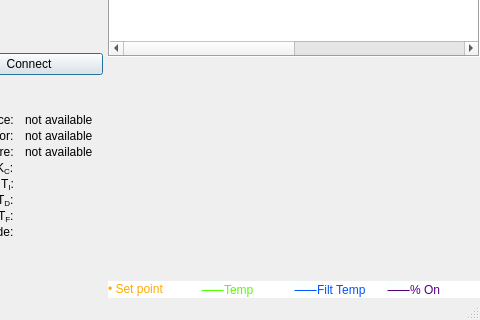
AnthonyA28/Qt-PWCL-test, file mainwindow.ui: the form before one commit; both pictures show x 140 to 620 and y 179 to 499 of the 620 by 499 pixel window.
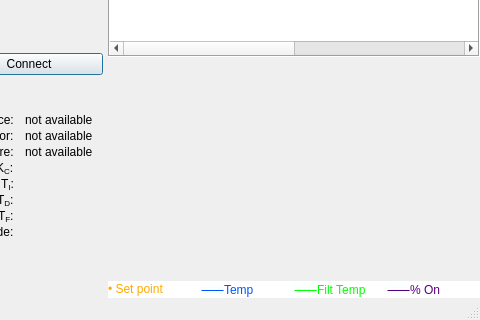
The form after the commit. Icons and pictures are not drawn. Custom widgets are drawn as their Qt base class.

Commit message: swapped the colors of temp and tempfilt

Patch:
```diff
--- a/mainwindow.ui
+++ b/mainwindow.ui
@@ -1019,7 +1019,7 @@
            <string notr="true">background-color: rgb(255, 255, 255);</string>
           </property>
           <property name="text">
-           <string>&lt;html&gt;&lt;head/&gt;&lt;body&gt;&lt;p&gt;&lt;span style=&quot; font-family:'Code2000,Arial Unicode MS,Lucida Sans Unicode'; font-size:9pt; color:#55ff00; background-color:#fbfffe;&quot;&gt;⸺&lt;/span&gt;&lt;span style=&quot; font-family:'arial unicode ms,Lucida Sans Unicode,sans-serif'; font-size:9pt; color:#55ff00; background-color:#ffffff;&quot;&gt;Temp&lt;/span&gt;&lt;/p&gt;&lt;/body&gt;&lt;/html&gt;</string>
+           <string>&lt;html&gt;&lt;head/&gt;&lt;body&gt;&lt;p&gt;&lt;span style=&quot; font-family:'Code2000,Arial Unicode MS,Lucida Sans Unicode'; font-size:9pt; color:#0055ff; background-color:#fbfffe;&quot;&gt;⸺&lt;/span&gt;&lt;span style=&quot; font-family:'arial unicode ms,Lucida Sans Unicode,sans-serif'; font-size:9pt; color:#0055ff; background-color:#ffffff;&quot;&gt;Temp&lt;/span&gt;&lt;/p&gt;&lt;/body&gt;&lt;/html&gt;</string>
           </property>
          </widget>
         </item>
@@ -1029,7 +1029,7 @@
            <string notr="true">background-color: rgb(255, 255, 255);</string>
           </property>
           <property name="text">
-           <string>&lt;html&gt;&lt;head/&gt;&lt;body&gt;&lt;p&gt;&lt;span style=&quot; font-family:'Code2000,Arial Unicode MS,Lucida Sans Unicode'; font-size:9pt; color:#0055ff; background-color:#fbfffe;&quot;&gt;⸺&lt;/span&gt;&lt;span style=&quot; font-family:'arial unicode ms,Lucida Sans Unicode,sans-serif'; font-size:9pt; color:#0055ff; background-color:#ffffff;&quot;&gt;Filt Temp &lt;/span&gt;&lt;/p&gt;&lt;/body&gt;&lt;/html&gt;</string>
+           <string>&lt;html&gt;&lt;head/&gt;&lt;body&gt;&lt;p&gt;&lt;span style=&quot; font-family:'Code2000,Arial Unicode MS,Lucida Sans Unicode'; font-size:9pt; color:#00ff00; background-color:#fbfffe;&quot;&gt;⸺&lt;/span&gt;&lt;span style=&quot; font-family:'arial unicode ms,Lucida Sans Unicode,sans-serif'; font-size:9pt; color:#00ff00; background-color:#ffffff;&quot;&gt;Filt Temp &lt;/span&gt;&lt;/p&gt;&lt;/body&gt;&lt;/html&gt;</string>
           </property>
          </widget>
         </item>
```
Left out of the diff: 2 changed lines with no effect on the pictures. The commit also changes 1 other file.
